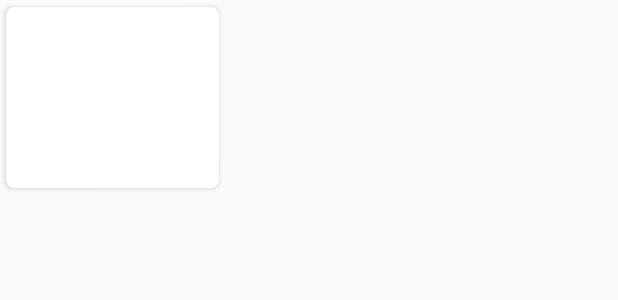
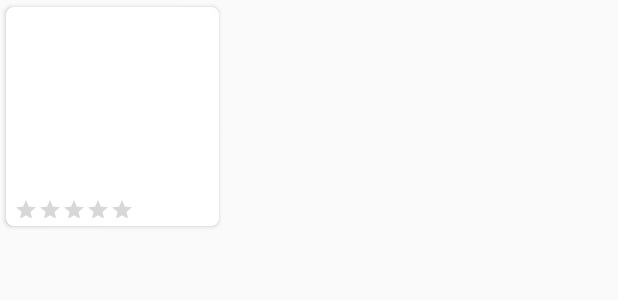
Before and after one commit to piratenaapje/BoardGameAtlas-Android, an Android app: the layout card_game.xml on its own in the app's theme, with its tools: preview values and no code run, on a phone screen of 412 x 824 dp. Shown: the top 300 px of the screen. Run offline under Robolectric (Android 15) with nearby library versions, the phone set to English and light mode, and no system bars; network calls fail.

Commit message:
implemented game card

```diff
--- a/app/src/main/java/com/poofinc/boardgameatlas/data/game/Game.kt
+++ b/app/src/main/java/com/poofinc/boardgameatlas/data/game/Game.kt
@@ -38,4 +38,5 @@ class Game : DataObject() {
     var designers: ArrayList<String>? = null
     var developers: ArrayList<String>? = null
     var artists: ArrayList<String>? = null
+    var average_user_rating: Float? = null
 }
--- a/app/src/main/java/com/poofinc/boardgameatlas/ui/adapter/RecyclerAdapter.kt
+++ b/app/src/main/java/com/poofinc/boardgameatlas/ui/adapter/RecyclerAdapter.kt
@@ -36,6 +36,10 @@ class RecyclerAdapter(var items: ArrayList<DataObject>) : RecyclerView.Adapter<R
                 var vh = viewHolder as GameViewHolder
                 var item = items[position] as Game
                 Glide.with(vh.imageView).load(item.imageUrl).into(vh.imageView)
+                vh.title.text = item.name
+                if (item.average_user_rating != null) {
+                    vh.rating.rating = item.average_user_rating!!
+                }
             }
         }
     }
--- a/app/src/main/java/com/poofinc/boardgameatlas/ui/adapter/viewholder/GameViewHolder.kt
+++ b/app/src/main/java/com/poofinc/boardgameatlas/ui/adapter/viewholder/GameViewHolder.kt
@@ -3,14 +3,19 @@ package com.poofinc.boardgameatlas.ui.adapter.viewholder
 import android.support.v7.widget.RecyclerView
 import android.view.View
 import android.widget.ImageView
+import android.widget.RatingBar
 import android.widget.TextView
 import com.poofinc.boardgameatlas.R
 
 
 class GameViewHolder(v: View) : RecyclerViewHolder(v) {
     var imageView: ImageView
+    var title: TextView
+    var rating: RatingBar
 
     init {
         imageView = v.findViewById(R.id.image)
+        title = v.findViewById(R.id.title)
+        rating = v.findViewById(R.id.rating)
     }
 }
--- a/app/src/main/res/layout/card_game.xml
+++ b/app/src/main/res/layout/card_game.xml
@@ -14,6 +14,28 @@
             android:id="@+id/image"
             android:layout_width="match_parent"
             android:layout_height="100dp" />
+        <TextView
+            android:layout_marginLeft="2dp"
+            android:layout_marginTop="5dp"
+            android:id="@+id/title"
+            android:textColor="@color/colorPrimary"
+            android:textSize="12sp"
+            android:singleLine="true"
+            android:lines="1"
+            android:maxLines="1"
+            android:layout_below="@id/image"
+            android:layout_width="match_parent"
+            android:layout_height="wrap_content" />
+
+        <RatingBar
+            android:layout_below="@id/title"
+            android:id="@+id/rating"
+            android:layout_width="wrap_content"
+            android:layout_height="15dp"
+            style="?android:attr/ratingBarStyleSmall"
+            android:numStars="5"
+            android:stepSize="0.1"
+            android:isIndicator="true" />
 
     </RelativeLayout>
 
--- a/app/src/main/res/values/dimens.xml
+++ b/app/src/main/res/values/dimens.xml
@@ -1,6 +1,6 @@
 <?xml version="1.0" encoding="utf-8"?>
 <resources>
     <dimen name="action_bar_height">60dp</dimen>
-    <dimen name="card_game_height">130dp</dimen>
+    <dimen name="card_game_height">155dp</dimen>
     <dimen name="card_game_width">150dp</dimen>
 </resources>
```
